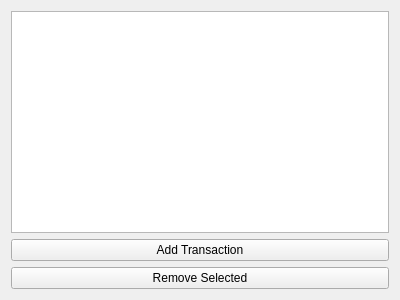
This is src/UI/Presenter/RawViewPresenter.ui in gojoe262/LooseChange as Qt 5 draws it before an edit. The edited form follows.
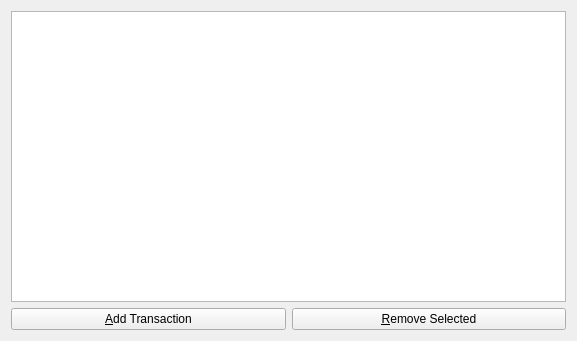
This is the edited form.

Commit message:
Ability to add transactions from the main LooseChange presenter implemented. Added a dialog box that pops up.
https://trello.com/c/YQuV9KG4

The edit to the form file:
```diff
--- a/src/UI/Presenter/RawViewPresenter.ui
+++ b/src/UI/Presenter/RawViewPresenter.ui
@@ -6,8 +6,8 @@
    <rect>
     <x>0</x>
     <y>0</y>
-    <width>400</width>
-    <height>300</height>
+    <width>577</width>
+    <height>341</height>
    </rect>
   </property>
   <property name="windowTitle">
@@ -31,18 +31,22 @@
     </widget>
    </item>
    <item>
+    <layout class="QHBoxLayout" name="horizontalLayout">
+     <item>
     <widget class="QPushButton" name="pushButtonAddTransaction">
      <property name="text">
-      <string>Add Transaction</string>
+        <string>&amp;Add Transaction</string>
      </property>
     </widget>
    </item>
    <item>
     <widget class="QPushButton" name="pushButtonRemoveSelectedTransactions">
      <property name="text">
-      <string>Remove Selected</string>
-     </property>
-    </widget>
+        <string>&amp;Remove Selected</string>
+       </property>
+      </widget>
+     </item>
+    </layout>
    </item>
   </layout>
  </widget>
```
Lines whose indentation alone changed are shown as unchanged. The commit also changes 20 other files.
